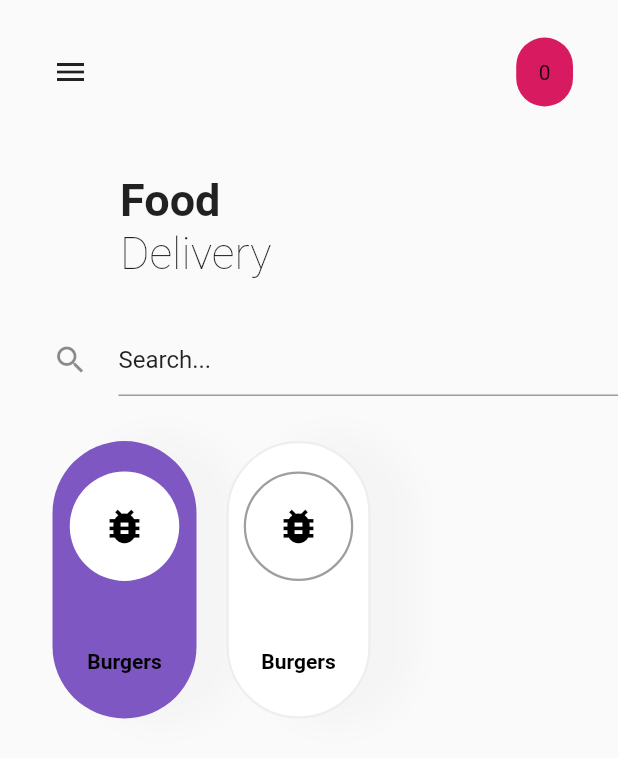
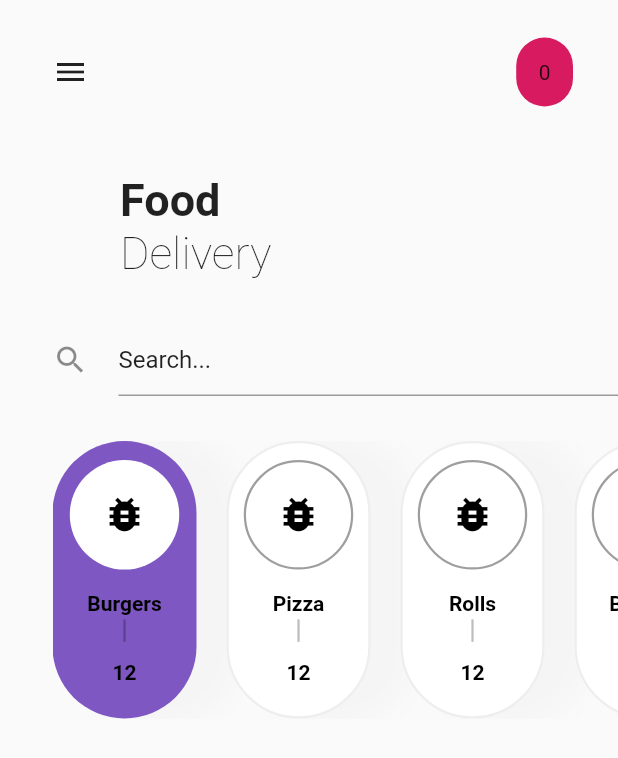
Before and after one commit to newedition994/flutter-food-delivery, a Flutter app: the screen it shows after launch, on a phone screen of 412 x 824 dp. Shown: the top 758 px of the screen. Run offline on Flutter 3.47's test engine with Material 2 defaults, Android fonts, the phone set to English and light mode, and no system bars; our stand-ins replace rxdart; missing offline and left inert: bloc_pattern.

```diff
--- a/lib/main.dart
+++ b/lib/main.dart
@@ -63,6 +63,24 @@ class FirstHalf extends StatelessWidget {
             categoryName: "Burgers",
             availability: 12,
             selected: true,
+          ),
+          CategoryListItem(
+            categoryIcon: Icons.bug_report,
+            categoryName: "Pizza",
+            availability: 12,
+            selected: false,
+          ),
+          CategoryListItem(
+            categoryIcon: Icons.bug_report,
+            categoryName: "Rolls",
+            availability: 12,
+            selected: false,
+          ),
+          CategoryListItem(
+            categoryIcon: Icons.bug_report,
+            categoryName: "Burgers",
+            availability: 12,
+            selected: false,
           ),
           CategoryListItem(
             categoryIcon: Icons.bug_report,
@@ -198,7 +216,16 @@ class CategoryListItem extends StatelessWidget {
               fontWeight: FontWeight.w700,
               color: Colors.black,
             ),
-          )
+          ),
+          Container(
+            margin: EdgeInsets.fromLTRB(0, 0, 0, 10),
+            width: 1.5,
+            height: 15,
+            color: Colors.black26,
+          ),
+          Text(availability.toString(),
+              style:
+                  TextStyle(fontWeight: FontWeight.w600, color: Colors.black)),
         ],
       ),
     );
```
